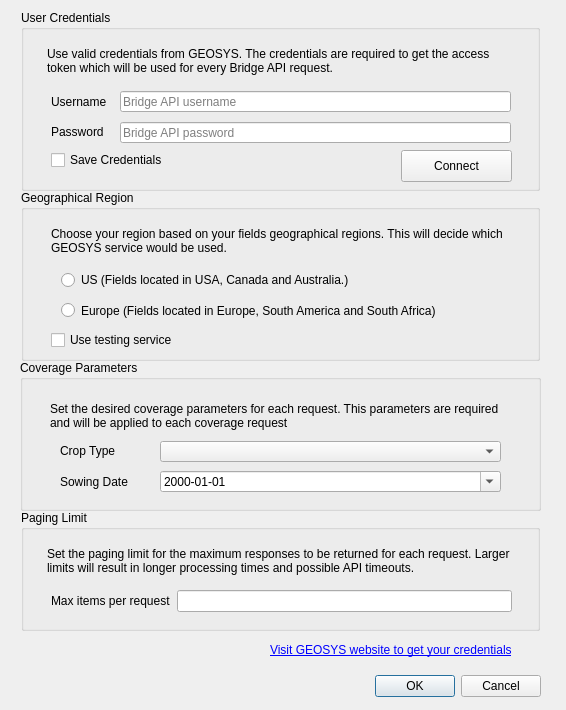
This is geosys/ui/templates/options_dialog_base.ui in earthdaily/qgis-plugin as Qt 5 draws it before an edit. The edited form follows.
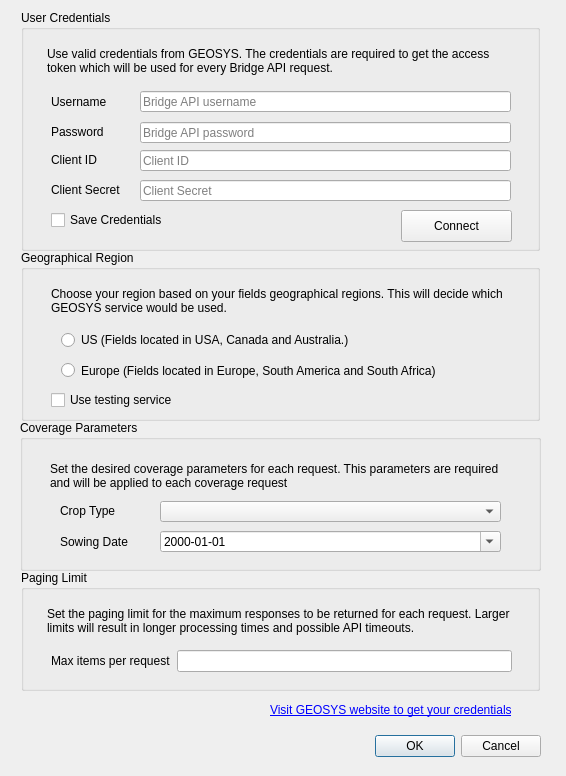
This is the edited form.

Commit message: add client id and client secret in options dialog

Diff of the .ui file:
```diff
--- a/geosys/ui/templates/options_dialog_base.ui
+++ b/geosys/ui/templates/options_dialog_base.ui
@@ -7,7 +7,7 @@
     <x>0</x>
     <y>0</y>
     <width>566</width>
-    <height>710</height>
+    <height>776</height>
    </rect>
   </property>
   <property name="minimumSize">
@@ -23,7 +23,7 @@
    <property name="geometry">
     <rect>
      <x>30</x>
-     <y>670</y>
+     <y>730</y>
      <width>511</width>
      <height>32</height>
     </rect>
@@ -39,7 +39,7 @@
    <property name="geometry">
     <rect>
      <x>270</x>
-     <y>640</y>
+     <y>700</y>
      <width>271</width>
      <height>20</height>
     </rect>
@@ -60,7 +60,7 @@
      <x>21</x>
      <y>10</y>
      <width>519</width>
-     <height>181</height>
+     <height>241</height>
     </rect>
    </property>
    <property name="title">
@@ -86,7 +86,7 @@
     <property name="geometry">
      <rect>
       <x>380</x>
-      <y>140</y>
+      <y>200</y>
       <width>111</width>
       <height>32</height>
      </rect>
@@ -99,7 +99,7 @@
     <property name="geometry">
      <rect>
       <x>30</x>
-      <y>140</y>
+      <y>200</y>
       <width>131</width>
       <height>20</height>
      </rect>
@@ -111,15 +111,15 @@
    <widget class="QLineEdit" name="password_form">
     <property name="geometry">
      <rect>
-      <x>99</x>
+      <x>119</x>
       <y>112</y>
-      <width>391</width>
+      <width>371</width>
       <height>21</height>
      </rect>
     </property>
     <property name="minimumSize">
      <size>
-      <width>391</width>
+      <width>371</width>
       <height>21</height>
      </size>
     </property>
@@ -136,15 +136,15 @@
    <widget class="QLineEdit" name="username_form">
     <property name="geometry">
      <rect>
-      <x>99</x>
+      <x>119</x>
       <y>81</y>
-      <width>391</width>
+      <width>371</width>
       <height>21</height>
      </rect>
     </property>
     <property name="minimumSize">
      <size>
-      <width>391</width>
+      <width>371</width>
       <height>21</height>
      </size>
     </property>
@@ -181,12 +181,94 @@
      <set>Qt::AlignLeading|Qt::AlignLeft|Qt::AlignVCenter</set>
     </property>
    </widget>
+   <widget class="QLineEdit" name="client_id_form">
+    <property name="geometry">
+     <rect>
+      <x>119</x>
+      <y>140</y>
+      <width>371</width>
+      <height>21</height>
+     </rect>
+    </property>
+    <property name="minimumSize">
+     <size>
+      <width>371</width>
+      <height>21</height>
+     </size>
+    </property>
+    <property name="inputMethodHints">
+     <set>Qt::ImhNone</set>
+    </property>
+    <property name="echoMode">
+     <enum>QLineEdit::Normal</enum>
+    </property>
+    <property name="placeholderText">
+     <string>Client ID</string>
+    </property>
+   </widget>
+   <widget class="QLabel" name="client_id_label">
+    <property name="geometry">
+     <rect>
+      <x>30</x>
+      <y>140</y>
+      <width>61</width>
+      <height>20</height>
+     </rect>
+    </property>
+    <property name="text">
+     <string>Client ID</string>
+    </property>
+    <property name="alignment">
+     <set>Qt::AlignLeading|Qt::AlignLeft|Qt::AlignVCenter</set>
+    </property>
+   </widget>
+   <widget class="QLineEdit" name="client_secret_form">
+    <property name="geometry">
+     <rect>
+      <x>119</x>
+      <y>170</y>
+      <width>371</width>
+      <height>21</height>
+     </rect>
+    </property>
+    <property name="minimumSize">
+     <size>
+      <width>371</width>
+      <height>21</height>
+     </size>
+    </property>
+    <property name="inputMethodHints">
+     <set>Qt::ImhNone</set>
+    </property>
+    <property name="echoMode">
+     <enum>QLineEdit::Normal</enum>
+    </property>
+    <property name="placeholderText">
+     <string>Client Secret</string>
+    </property>
+   </widget>
+   <widget class="QLabel" name="client_secret_label">
+    <property name="geometry">
+     <rect>
+      <x>30</x>
+      <y>170</y>
+      <width>81</width>
+      <height>20</height>
+     </rect>
+    </property>
+    <property name="text">
+     <string>Client Secret</string>
+    </property>
+    <property name="alignment">
+     <set>Qt::AlignLeading|Qt::AlignLeft|Qt::AlignVCenter</set>
+    </property>
+   </widget>
   </widget>
   <widget class="QGroupBox" name="region_group">
    <property name="geometry">
     <rect>
      <x>21</x>
-     <y>190</y>
+     <y>250</y>
      <width>519</width>
      <height>171</height>
     </rect>
@@ -254,7 +336,7 @@
    <property name="geometry">
     <rect>
      <x>21</x>
-     <y>510</y>
+     <y>570</y>
      <width>519</width>
      <height>121</height>
     </rect>
@@ -312,7 +394,7 @@
    <property name="geometry">
     <rect>
      <x>20</x>
-     <y>360</y>
+     <y>420</y>
      <width>521</width>
      <height>151</height>
     </rect>
```
The commit also changes 6 other files.
